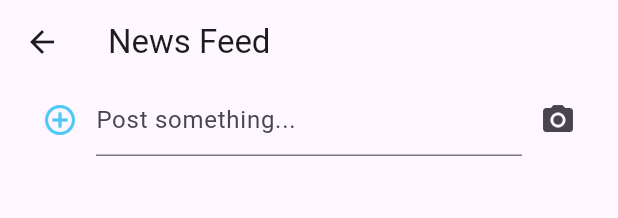
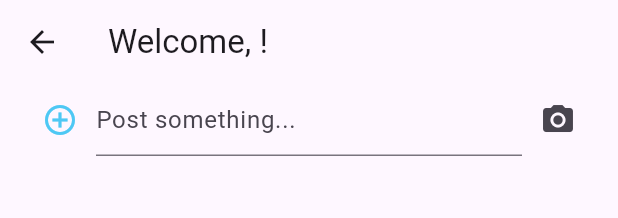
Before and after one commit to CIIT-SocialHub/Socialhub, a Flutter app: the SocialMediaBottomNavBar widget shown alone on an empty page, opened directly, after a tap on the "send" icon, after a tap on the "home" icon, on a phone screen of 412 x 824 dp. Shown: the top 218 px of the screen. Run offline on Flutter 3.47's test engine with Material 3 defaults, Android fonts, the phone set to English and light mode, and no system bars; our stand-ins replace firebase_core, shared_preferences; missing offline and left inert: mysql1; accounts and stored records are empty.

Commit message:
updated and working user routes

```diff
--- a/lib/assets/widgets/navigation.dart
+++ b/lib/assets/widgets/navigation.dart
@@ -30,10 +30,7 @@ class SocialMediaBottomNavBar extends StatelessWidget {
               color: Color(0xFF00364D),
             ),
             onPressed: () {
-              Navigator.pushReplacement(
-                context,
-                MaterialPageRoute(builder: (context) => HomePage()),
-              );
+              Navigator.pushReplacementNamed(context, '/home');
             },
           ),
           const SizedBox(width: 28),
--- a/lib/assets/widgets/postbar.dart
+++ b/lib/assets/widgets/postbar.dart
@@ -3,8 +3,9 @@ import 'package:mysql1/mysql1.dart';
 
 class PostBar extends StatefulWidget {
   final VoidCallback refreshFeed; // Callback to refresh the feed
+  final int userId; // Pass the user ID dynamically from login
 
-  PostBar({required this.refreshFeed});
+  PostBar({required this.refreshFeed, required this.userId});
 
   @override
   _PostBarState createState() => _PostBarState();
@@ -33,7 +34,7 @@ class _PostBarState extends State<PostBar> {
       await conn.query(
         'INSERT INTO posts (user_id, content, timestamp, visibility, like_count, comment_count) VALUES (?, ?, NOW(), ?, ?, ?)',
         [
-          3, //this should be dynamic based on logged-in user
+          widget.userId, // Use the passed user ID
           _postController.text,
           'public', // Example visibility setting
           0, // Initial like count
--- a/lib/components/home/home.dart
+++ b/lib/components/home/home.dart
@@ -14,7 +14,11 @@ String blobToString(dynamic blobData) {
 }
 
 class HomePage extends StatefulWidget {
-  const HomePage({super.key});
+  final int userId;
+  final String username;
+
+  const HomePage({Key? key, required this.userId, required this.username})
+      : super(key: key);
 
   @override
   State<HomePage> createState() => _HomePageState();
@@ -103,12 +107,15 @@ class _HomePageState extends State<HomePage> {
   @override
   Widget build(BuildContext context) {
     return Scaffold(
-      appBar: AppBar(title: const Text('News Feed')),
+      appBar: AppBar(
+        title: Text('Welcome, ${widget.username}!'),
+      ),
       body: Column(
         children: [
           // PostBar Widget for creating a post
           PostBar(
-            refreshFeed: () => _loadPosts(),
+            refreshFeed: _loadPosts,
+            userId: widget.userId,
           ),
 
           // Display the posts
@@ -155,12 +162,6 @@ class _HomePageState extends State<HomePage> {
                           ],
                         ),
                         const Divider(),
-                        // Displaying comments (if any)
-                        // for (var comment in post['comments'])
-                        //   Padding(
-                        //     padding: const EdgeInsets.symmetric(vertical: 4.0),
-                        //     child: Text('- $comment'),
-                        //   ),
                       ],
                     ),
                   ),
--- a/lib/main.dart
+++ b/lib/main.dart
@@ -1,5 +1,6 @@
 import 'package:flutter/material.dart';
 import 'package:firebase_core/firebase_core.dart';
+import 'package:shared_preferences/shared_preferences.dart';
 import 'package:socialhub/components/home/home.dart';
 import 'package:socialhub/components/landing/landing.dart';
 import 'package:socialhub/components/landing/login/login.dart';
@@ -18,6 +19,13 @@ void main() async {
 class MyApp extends StatelessWidget {
   const MyApp({super.key});
 
+  Future<Map<String, dynamic>> getUserDetailsFromPreferences() async {
+    final prefs = await SharedPreferences.getInstance();
+    final userId = prefs.getInt('userId') ?? -1;
+    final username = prefs.getString('username') ?? '';
+    return {'userId': userId, 'username': username};
+  }
+
   @override
   Widget build(BuildContext context) {
     return MaterialApp(
@@ -28,8 +36,22 @@ class MyApp extends StatelessWidget {
         '/': (context) => const Landing(),
         '/login': (context) => const Login(),
         '/signup': (context) => const Register(),
-        // Modify the /home route to pass arguments
-        '/home': (context) => const HomePage(),
+        '/home': (context) => FutureBuilder<Map<String, dynamic>>(
+              future: getUserDetailsFromPreferences(),
+              builder: (context, snapshot) {
+                if (snapshot.connectionState == ConnectionState.waiting) {
+                  return const Center(child: CircularProgressIndicator());
+                } else if (snapshot.hasError || !snapshot.hasData) {
+                  return const Center(
+                      child: Text('Error loading user details'));
+                }
+                final userDetails = snapshot.data!;
+                return HomePage(
+                  userId: userDetails['userId'],
+                  username: userDetails['username'],
+                );
+              },
+            ),
       },
     );
   }
```
Also changed, not shown: lib/components/landing/login/login.dart (+15 -19 lines).
